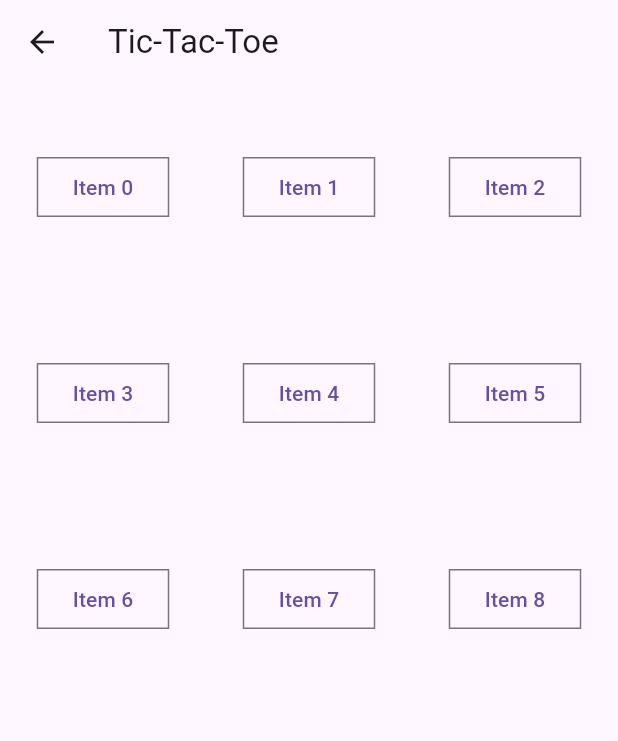
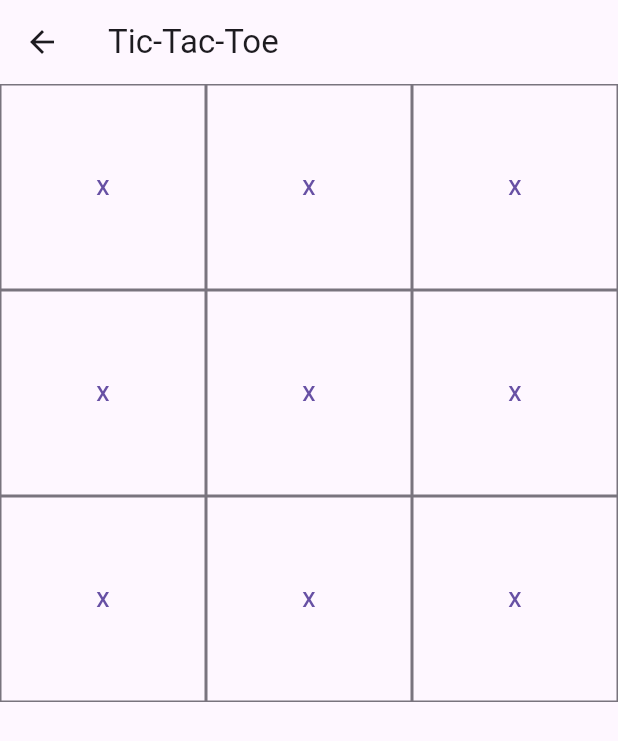
Before and after one commit to RealEeveahy/flutter-tic-tac-toe, a Flutter app: the screen it shows after launch, after a tap on "Vs Player 2", on a phone screen of 412 x 824 dp. Shown: the top 741 px of the screen. Run offline on Flutter 3.47's test engine with Material 3 defaults, Android fonts, the phone set to English and light mode, and no system bars.

Commit message:
Sync changes to the main branch

```diff
--- a/lib/game.dart
+++ b/lib/game.dart
@@ -3,8 +3,9 @@
 import 'package:flutter/material.dart';
 import 'main.dart';
 
+//instantiate the user controls and game session classes
 UserControls controls = UserControls();
-Match currentMatch = Match();
+PlayerSession game = PlayerSession();
 
 ///
 /// Defines logic that is interacted with through the user interface.
@@ -17,13 +18,65 @@ class UserControls {
       Navigator.push(context, MaterialPageRoute(builder: (context) => const DifficultyScreen()));
     }
     else {
+      game.currentMatch = Match();
       Navigator.push(context, MaterialPageRoute(builder: (context) => const GameScreen()));
     }
   }
   void DifficultySelected(int d, var context)
   {
-    currentMatch.AIPlayer = ArtificialPlayer(d);
+    //insantiate a match with the ai of selected difficulty
+    game.currentMatch = Match.aiMatch(ArtificialPlayer(d));
     Navigator.push(context, MaterialPageRoute(builder: (context) => const GameScreen()));
+  }
+  void GameSquareClicked(GameSquare clicked, var context)
+  {
+    if(clicked.isEmpty())
+    {
+      clicked.content;
+    }
+  }
+}
+
+///
+/// Defines the logic for a game session
+/// including instantiating necessary variables and storing current information.
+///
+class PlayerSession {
+  Match? currentMatch;
+  PlayerData? data;
+  //store each game square in a format that may be referred to by other classes
+  var grid = <(int,int),GameSquare>{};
+
+  //constructor should be parsed save data if any is found. create a new playerdata if one does not exist
+  PlayerSession()
+  {
+    //initialise new player data
+    data = PlayerData(0, 0, 0);
+
+    // //initialise the game grid
+    // for(int x = 1; x <= 3; x++)
+    // {
+    //   for(int y = 1; y <= 3; y++)
+    //   {
+    //     grid[(x,y)] = GameSquare(x, y);
+    //   }
+    // }
+  }
+  PlayerSession.ExistingSession(PlayerData file)
+  {
+    data = file;
+  }
+  void AddToGrid(int x, int y, GameSquare sq)
+  {
+    grid[(x,y)] = sq;
+  }
+  /// Clear all the squares within a game grid
+  void ClearAll()
+  {
+    grid.forEach((key, value) {
+        value.SetContent("");
+      }
+    );
   }
 }
 
@@ -34,8 +87,11 @@ class UserControls {
 ///
 class Match {
   bool p1turn = true;
-  bool p2AI = false;
   ArtificialPlayer? AIPlayer;
+  List<Move> moveLog = List.empty(growable: true);
+
+  Match();
+  Match.aiMatch(this.AIPlayer);
 }
 
 ///
@@ -48,44 +104,48 @@ class PlayerData {
 }
 
 ///
-/// Initializes and stores the game grid
-///
-class GameGrid {
-  var grid = Map<(int,int),GameSquare>();
-
-  /// Initialize and populate the grid
-  GameGrid()
-  {
-    for(int x = 0; x <= 2; x++)
-    {
-      for(int y = 0; y <= 2; y++)
-      {
-        grid[(x,y)] = GameSquare(x, y);
-      }
-    }
-  }
-
-  /// Clear all the squares within a game grid
-  void ClearAll()
-  {
-    grid.forEach((key, value) {
-        value.SetContent("");
-      }
-    );
-  }
-}
-
-///
 /// Defines logic for a game-square, for which there will be 9
 /// This includes the position, content, and win-condition checks of the square
 ///
 class GameSquare {
   (int,int)? position;
   String content = "";
+  //OutlinedButton? myButton;
+  //ButtonText? textWidget;
+  GameButton? myButton;
 
-  GameSquare(int xPosition, int yPosition)
+  // constructor is called in the gridview method of the GameScreen widget such that the squares are made when the
+  // screen is
+  GameSquare(int index, BuildContext context)
   {
-    position = (xPosition, yPosition);
+    // get the position of the square from the index. this was the easiest way i could think
+    // of using simply the index
+    int x=0,y=0,subindex=index;
+    while(subindex > 3)
+    {
+      subindex -=3;
+      y+=1;
+    }
+    x=subindex; //x is the remainder after removing each row
+    position = (x, y);
+
+    //create the textwidget beforehand such that it can be referred to by other methods within the class
+    //textWidget = ButtonText();
+
+    //Create the button
+    // myButton = OutlinedButton(
+    //   onPressed: () {
+    //     controls.GameSquareClicked(this, context);
+    //   },
+    //   style: ButtonStyle(
+    //     shape: WidgetStateProperty.all(RoundedRectangleBorder(borderRadius: BorderRadius.zero)),
+    //   ),
+    //   child : textWidget
+    // );
+
+    myButton = GameButton();
+
+    game.AddToGrid(x,y,this);
   }
   void SetContent(String newContent)
   {
--- a/lib/main.dart
+++ b/lib/main.dart
@@ -90,15 +90,11 @@ class GameScreen extends StatelessWidget {
           crossAxisCount: 3,
           children: List.generate(9, (index) {
             return Center(
-              child: OutlinedButton(
-                onPressed: () {
-
-                },
-                style: ButtonStyle(
-                  shape: WidgetStateProperty.all(RoundedRectangleBorder(borderRadius: BorderRadius.zero)),
-                  ),
-                child : Text('Item $index')
-              )
+              child: SizedBox(
+                width: 200,
+                height: 200,
+                child : GameSquare(index, context).myButton
+            ),
             );
           })
         )
@@ -106,3 +102,34 @@ class GameScreen extends StatelessWidget {
   }
 
 }
+
+class GameButton extends StatefulWidget {
+  const GameButton({super.key});
+
+  @override
+  State<GameButton> createState() => _ButtonTextState();
+}
+
+class _ButtonTextState extends State<GameButton> {
+  String content = 'X';
+
+  void changeContent(String newContent)
+  {
+    content = newContent;
+  }
+
+  @override
+  Widget build(BuildContext context) {
+    return OutlinedButton(
+      onPressed: () {
+        setState(() {
+          content;
+        });
+      },
+      style: ButtonStyle(
+        shape: WidgetStateProperty.all(RoundedRectangleBorder(borderRadius: BorderRadius.zero)),
+      ),
+      child : Text(content)
+    );
+  }
+}
```
